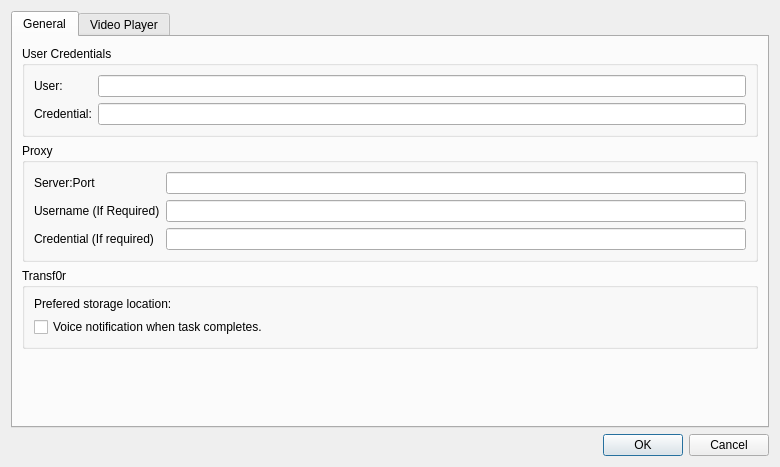
This is preferencesdlg.ui in h3r3x3/XLCloudClient as Qt 5 draws it before an edit. The edited form follows.
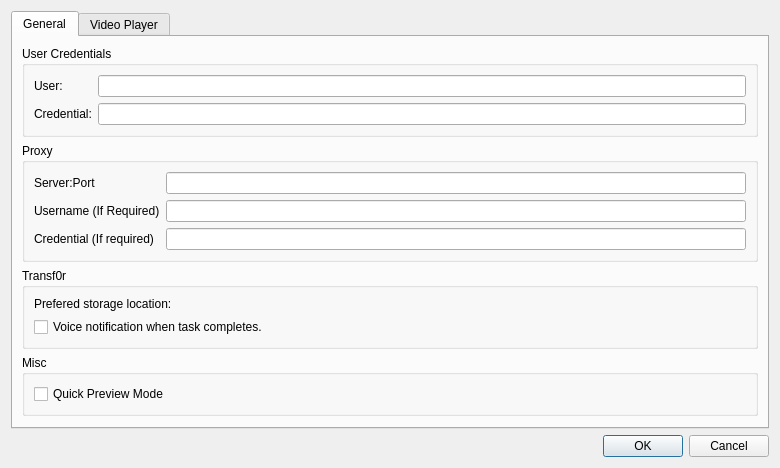
This is the edited form. Custom widgets are drawn as their Qt base class.

```diff
--- a/preferencesdlg.ui
+++ b/preferencesdlg.ui
@@ -122,6 +122,22 @@
          </layout>
         </widget>
        </item>
+       <item>
+        <widget class="QGroupBox" name="groupBox_4">
+         <property name="title">
+          <string>Misc</string>
+         </property>
+         <layout class="QVBoxLayout" name="verticalLayout_4">
+          <item>
+           <widget class="QCheckBox" name="quickPreviewMode">
+            <property name="text">
+             <string>Quick Preview Mode</string>
+            </property>
+           </widget>
+          </item>
+         </layout>
+        </widget>
+       </item>
        <item>
         <spacer name="verticalSpacer_2">
          <property name="orientation">
```
